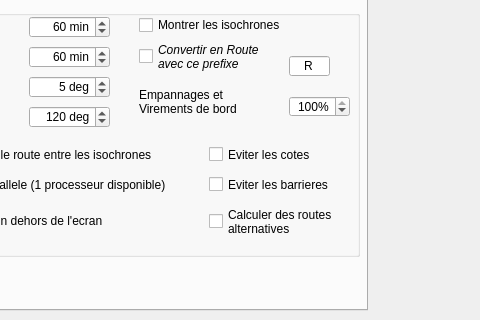
Qt form src/Ui/Routage_Editor.ui (nohal/qtVlm) before a commit; both pictures show x 133 to 613 and y 380 to 700 of the 613 by 700 pixel window.
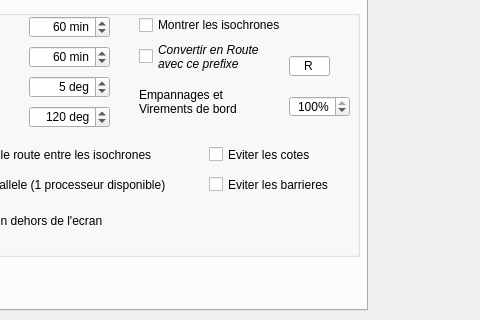
The same form after that commit.

Commit message: minor changes and labels translation

Patch:
```diff
--- a/src/Ui/Routage_Editor.ui
+++ b/src/Ui/Routage_Editor.ui
@@ -513,23 +513,6 @@
         <string>Eviter les barrieres</string>
        </property>
       </widget>
-      <widget class="QCheckBox" name="checkOptions">
-       <property name="geometry">
-        <rect>
-         <x>330</x>
-         <y>210</y>
-         <width>151</width>
-         <height>31</height>
-        </rect>
-       </property>
-       <property name="toolTip">
-        <string>Le parametrage de cette option se trouve dans les options avancees</string>
-       </property>
-       <property name="text">
-        <string>Calculer des routes
-alternatives</string>
-       </property>
-      </widget>
      </widget>
      <widget class="QGroupBox" name="groupBox_eta">
       <property name="enabled">
```
Left out of the diff: 1 changed line with no effect on the pictures. The commit also changes 7 other files.
